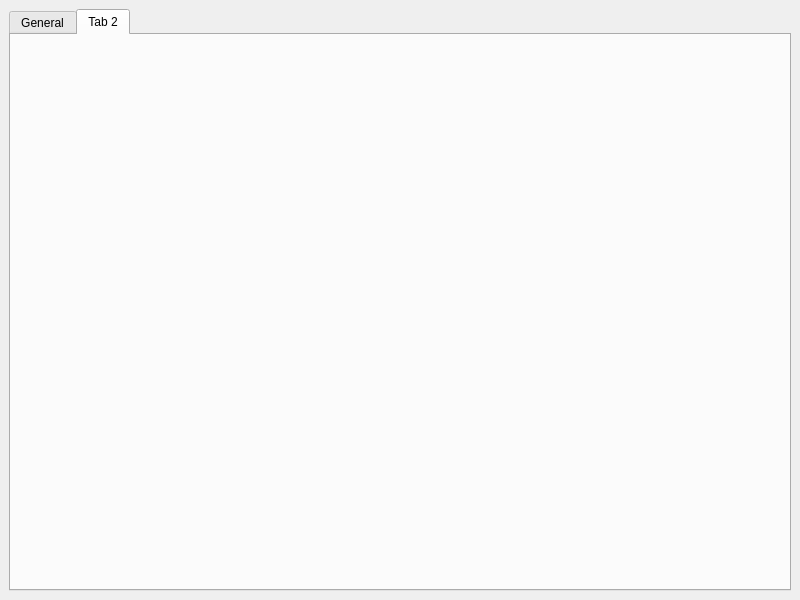
Before: the Qt Designer form mainwindow.ui in lhz07/Capturepin, drawn with Qt 5.
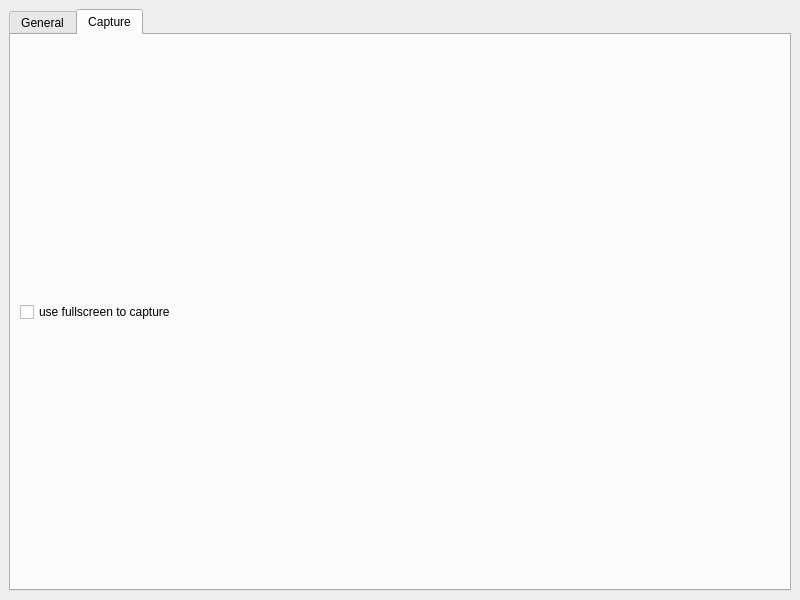
After: the same form once the commit is applied. The open tabs and pages were chosen to show the change.

Diff of the .ui file:
```diff
--- a/mainwindow.ui
+++ b/mainwindow.ui
@@ -119,8 +119,23 @@
       </widget>
       <widget class="QWidget" name="tab_2">
        <attribute name="title">
-        <string>Tab 2</string>
+        <string>Capture</string>
        </attribute>
+       <layout class="QVBoxLayout" name="verticalLayout_3">
+        <item>
+         <widget class="QCheckBox" name="checkBox_fullscreen">
+          <property name="sizePolicy">
+           <sizepolicy hsizetype="Ignored" vsizetype="Fixed">
+            <horstretch>0</horstretch>
+            <verstretch>21</verstretch>
+           </sizepolicy>
+          </property>
+          <property name="text">
+           <string>use fullscreen to capture</string>
+          </property>
+         </widget>
+        </item>
+       </layout>
       </widget>
      </widget>
     </item>
```
